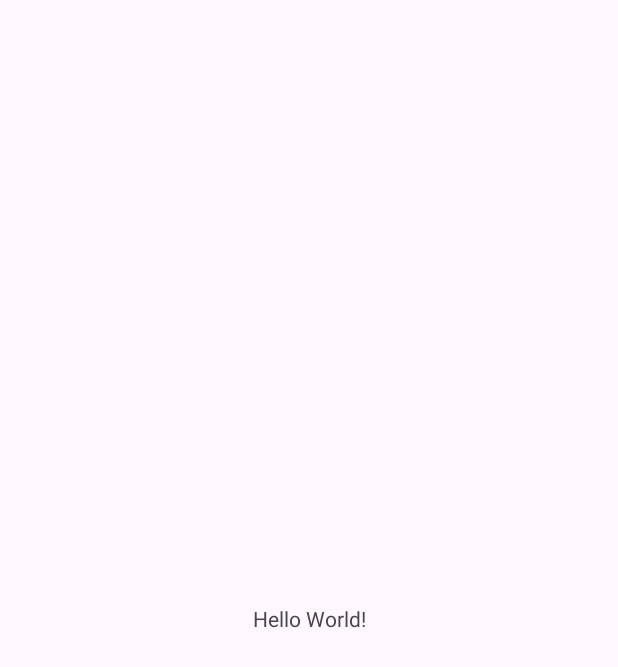
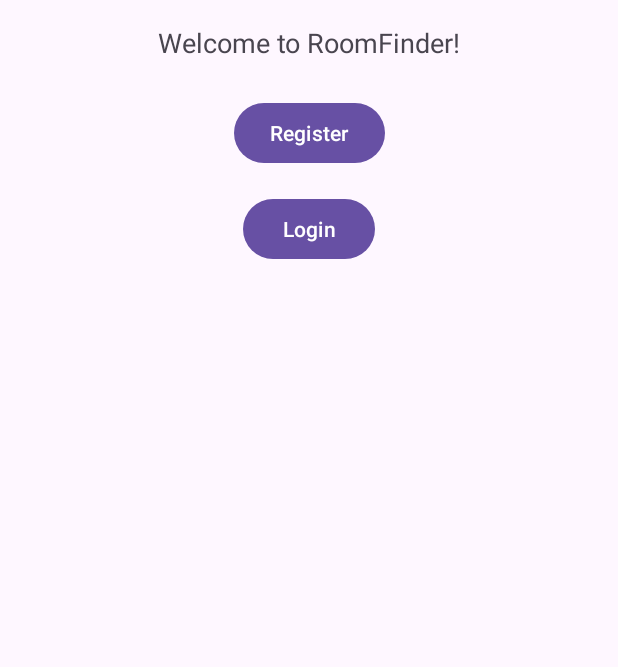
Before and after one commit to upasanakr/FindRoomie, an Android app: the screen it shows after launch (MainActivity), on a phone screen of 412 x 824 dp. Before the commit the part shown is almost empty. Shown: the top 667 px of the screen. Run offline under Robolectric (Android 15) with nearby library versions, the light colour scheme and no system bars.

Commit message:
Making Landing page

```diff
--- a/app/src/main/java/com/example/roomfinder/MainActivity.java
+++ b/app/src/main/java/com/example/roomfinder/MainActivity.java
@@ -1,8 +1,10 @@
 package com.example.roomfinder;
 
 import androidx.appcompat.app.AppCompatActivity;
-
+import android.content.Intent;
 import android.os.Bundle;
+import android.view.View;
+import android.widget.Button;
 
 public class MainActivity extends AppCompatActivity {
 
@@ -10,5 +12,30 @@ public class MainActivity extends AppCompatActivity {
     protected void onCreate(Bundle savedInstanceState) {
         super.onCreate(savedInstanceState);
         setContentView(R.layout.activity_main);
+
+        // Initialize the buttons
+        Button btnRegister = findViewById(R.id.btnRegister);
+        Button btnLogin = findViewById(R.id.btnLogin);
+
+        // Set click listeners for the buttons
+        btnRegister.setOnClickListener(new View.OnClickListener() {
+            @Override
+            public void onClick(View v) {
+                // Handle registration button click
+                // Launch RegisterActivity (implement this activity)
+                //Intent intent = new Intent(MainActivity.this, RegisterActivity.class);
+                //startActivity(intent);
+            }
+        });
+
+        btnLogin.setOnClickListener(new View.OnClickListener() {
+            @Override
+            public void onClick(View v) {
+                // Handle login button click
+                // Launch LoginActivity (implement this activity)
+                //Intent intent = new Intent(MainActivity.this, LoginActivity.class);
+                //startActivity(intent);
+            }
+        });
     }
 }
--- a/app/src/main/res/layout/activity_main.xml
+++ b/app/src/main/res/layout/activity_main.xml
@@ -1,5 +1,6 @@
 <?xml version="1.0" encoding="utf-8"?>
-<androidx.constraintlayout.widget.ConstraintLayout xmlns:android="http://schemas.android.com/apk/res/android"
+<androidx.constraintlayout.widget.ConstraintLayout
+    xmlns:android="http://schemas.android.com/apk/res/android"
     xmlns:app="http://schemas.android.com/apk/res-auto"
     xmlns:tools="http://schemas.android.com/tools"
     android:layout_width="match_parent"
@@ -7,12 +8,34 @@
     tools:context=".MainActivity">
 
     <TextView
+        android:id="@+id/textView"
         android:layout_width="wrap_content"
         android:layout_height="wrap_content"
-        android:text="Hello World!"
-        app:layout_constraintBottom_toBottomOf="parent"
+        android:text="Welcome to RoomFinder!"
+        android:textSize="18sp"
+        app:layout_constraintTop_toTopOf="parent"
+        app:layout_constraintStart_toStartOf="parent"
         app:layout_constraintEnd_toEndOf="parent"
+        android:layout_marginTop="16dp"/>
+
+    <Button
+        android:id="@+id/btnRegister"
+        android:layout_width="wrap_content"
+        android:layout_height="wrap_content"
+        android:text="Register"
+        app:layout_constraintTop_toBottomOf="@id/textView"
         app:layout_constraintStart_toStartOf="parent"
-        app:layout_constraintTop_toTopOf="parent" />
+        app:layout_constraintEnd_toEndOf="parent"
+        android:layout_marginTop="24dp"/>
+
+    <Button
+        android:id="@+id/btnLogin"
+        android:layout_width="wrap_content"
+        android:layout_height="wrap_content"
+        android:text="Login"
+        app:layout_constraintTop_toBottomOf="@id/btnRegister"
+        app:layout_constraintStart_toStartOf="parent"
+        app:layout_constraintEnd_toEndOf="parent"
+        android:layout_marginTop="16dp"/>
 
 </androidx.constraintlayout.widget.ConstraintLayout>
```
